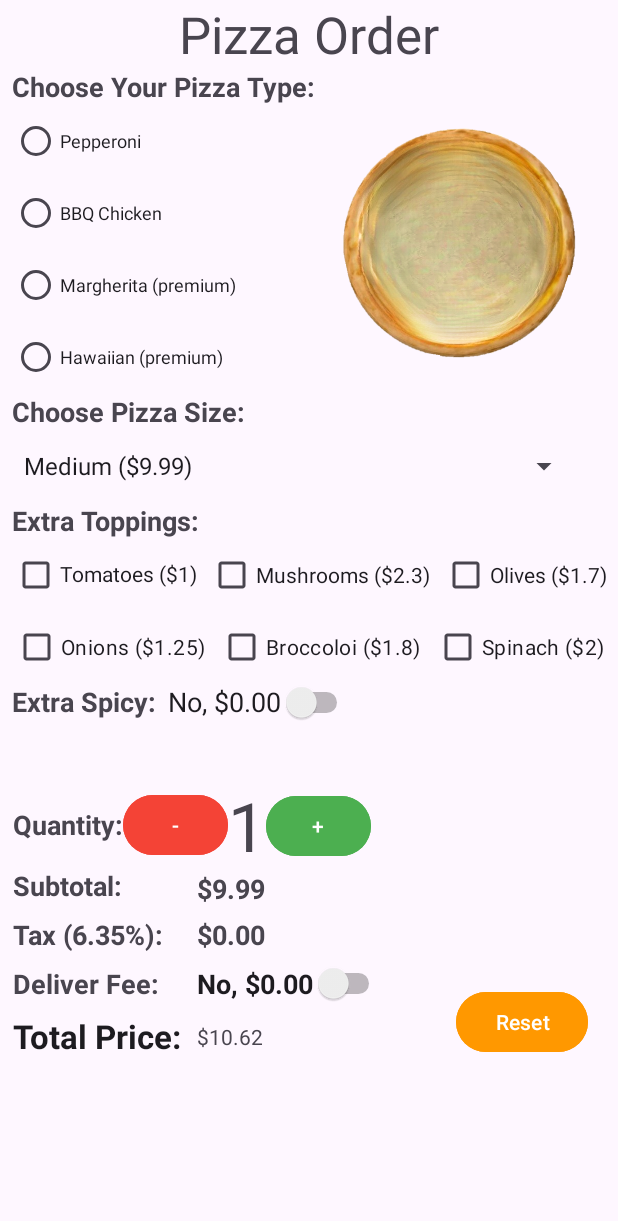
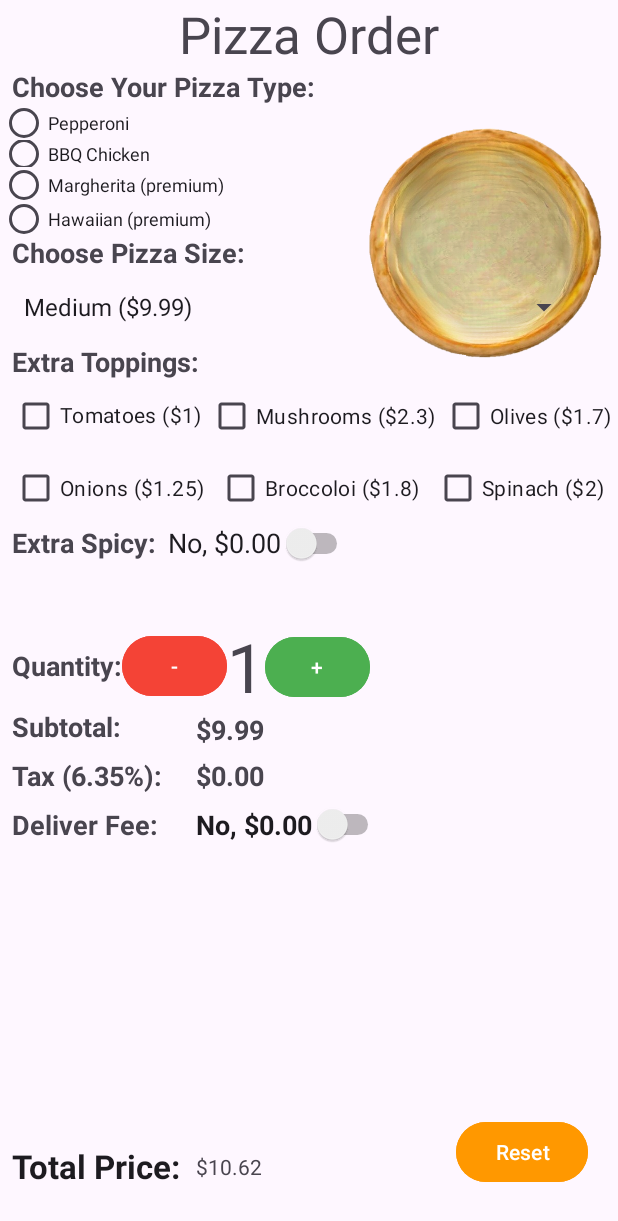
Before and after one commit to DallasLaComb/Pizza_Android_App, an Android app: the screen it shows after launch (MainActivity), on a phone screen of 412 x 824 dp. Shown: the top 1221 px of the screen. Run offline under Robolectric (Android 15) with nearby library versions, the phone set to English and light mode, and no system bars.

Commit message:
Developing so it fits the small size

```diff
--- a/Homework2/app/src/main/java/com/example/homework2/MainActivity.kt
+++ b/Homework2/app/src/main/java/com/example/homework2/MainActivity.kt
@@ -6,7 +6,6 @@ import android.view.View
 import android.widget.*
 
 class MainActivity : AppCompatActivity(), AdapterView.OnItemSelectedListener {
-
     var totalPrice: Double = 0.00
     var sizeSelectionPrice: Double = 0.00
     var spicySelection: Double = 0.00
--- a/Homework2/app/src/main/res/layout/activity_main.xml
+++ b/Homework2/app/src/main/res/layout/activity_main.xml
@@ -30,16 +30,15 @@
 
     <RadioGroup
         android:id="@+id/radioGroup"
-        android:layout_width="wrap_content"
-        android:layout_height="wrap_content"
-        android:layout_marginStart="8dp"
+        android:layout_width="167dp"
+        android:layout_height="86dp"
         app:layout_constraintStart_toStartOf="parent"
         app:layout_constraintTop_toBottomOf="@+id/tv_choose_your_pizza_type">
 
         <RadioButton
             android:id="@+id/rb_pepperoni"
-            android:layout_width="match_parent"
-            android:layout_height="48dp"
+            android:layout_width="141dp"
+            android:layout_height="23dp"
             android:onClick="setPizzaImageView"
             android:text="@string/pepperoni"
             android:textAppearance="@style/TextAppearance.AppCompat.Medium"
@@ -48,7 +47,7 @@
         <RadioButton
             android:id="@+id/rb_bbq_chicken"
             android:layout_width="match_parent"
-            android:layout_height="48dp"
+            android:layout_height="18dp"
             android:onClick="setPizzaImageView"
             android:text="@string/bbq_chicken"
             android:textAppearance="@style/TextAppearance.AppCompat.Medium"
@@ -57,7 +56,7 @@
         <RadioButton
             android:id="@+id/rb_margherita"
             android:layout_width="match_parent"
-            android:layout_height="48dp"
+            android:layout_height="24dp"
             android:onClick="setPizzaImageView"
             android:text="@string/margherita_premium"
             android:textAppearance="@style/TextAppearance.AppCompat.Medium"
@@ -65,8 +64,8 @@
 
         <RadioButton
             android:id="@+id/rb_hawaiian"
-            android:layout_width="match_parent"
-            android:layout_height="48dp"
+            android:layout_width="204dp"
+            android:layout_height="21dp"
             android:minHeight="48dp"
             android:onClick="setPizzaImageView"
             android:text="@string/hawaiian_premium"
@@ -78,7 +77,7 @@
         android:id="@+id/iv_default_pizza"
         android:layout_width="160dp"
         android:layout_height="175dp"
-        android:layout_marginEnd="25dp"
+        android:layout_marginEnd="8dp"
         android:contentDescription="@string/default_pizza_image_view"
         app:layout_constraintEnd_toEndOf="parent"
         app:layout_constraintTop_toTopOf="@+id/radioGroup"
@@ -125,7 +124,6 @@
         android:layout_height="wrap_content"
         android:includeFontPadding="false"
         android:text="Tomatoes ($1)"
-        android:textAppearance="@style/TextAppearance.AppCompat.Small"
         app:layout_constraintStart_toStartOf="@+id/tv_extra_toppings"
         app:layout_constraintTop_toBottomOf="@+id/tv_extra_toppings" />
 
@@ -134,7 +132,6 @@
         android:layout_width="wrap_content"
         android:layout_height="wrap_content"
         android:text="Mushrooms ($2.3)"
-        android:textAppearance="@style/TextAppearance.AppCompat.Small"
         app:layout_constraintBottom_toBottomOf="@+id/checkBox"
         app:layout_constraintEnd_toStartOf="@+id/checkBox3"
         app:layout_constraintStart_toEndOf="@+id/checkBox" />
@@ -144,7 +141,6 @@
         android:layout_width="wrap_content"
         android:layout_height="wrap_content"
         android:text="Olives ($1.7)"
-        android:textAppearance="@style/TextAppearance.AppCompat.Small"
         app:layout_constraintBottom_toBottomOf="@+id/checkBox2"
         app:layout_constraintEnd_toEndOf="parent"
         app:layout_constraintStart_toEndOf="@+id/checkBox2" />
@@ -154,8 +150,7 @@
         android:layout_width="wrap_content"
         android:layout_height="wrap_content"
         android:text="Onions ($1.25)"
-        app:layout_constraintEnd_toStartOf="@+id/checkBox5"
-        app:layout_constraintStart_toStartOf="parent"
+        app:layout_constraintStart_toStartOf="@+id/checkBox"
         app:layout_constraintTop_toBottomOf="@+id/checkBox" />
 
     <CheckBox
@@ -337,12 +332,12 @@
         android:id="@+id/textView16"
         android:layout_width="wrap_content"
         android:layout_height="wrap_content"
-        android:layout_marginTop="8dp"
+        android:layout_marginBottom="32dp"
         android:text="Total Price:"
         android:textAppearance="@style/TextAppearance.AppCompat.Large"
         android:textStyle="bold"
-        app:layout_constraintStart_toStartOf="@+id/textView14"
-        app:layout_constraintTop_toBottomOf="@+id/textView14" />
+        app:layout_constraintBottom_toBottomOf="parent"
+        app:layout_constraintStart_toStartOf="@+id/textView14" />
 
     <TextView
         android:id="@+id/tv_total_price"
--- a/Homework2/app/src/main/res/layout/pizza_sizes.xml
+++ /dev/null
@@ -1,6 +0,0 @@
-<?xml version="1.0" encoding="utf-8"?>
-<androidx.constraintlayout.widget.ConstraintLayout xmlns:android="http://schemas.android.com/apk/res/android"
-    android:layout_width="match_parent"
-    android:layout_height="match_parent">
-
-</androidx.constraintlayout.widget.ConstraintLayout>
```
